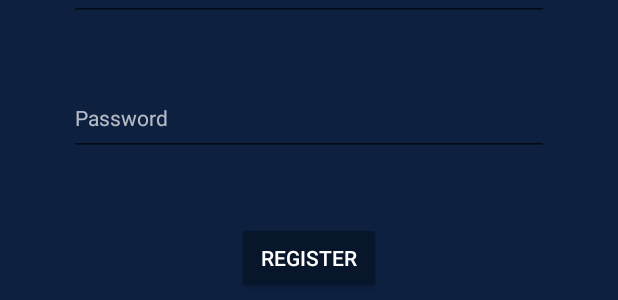
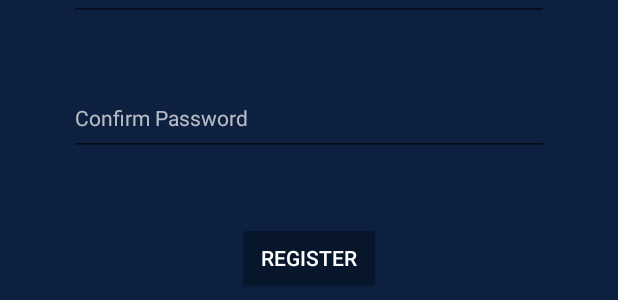
Before and after one commit to maldo31/Star, an Android app: the layout activity_register.xml on its own in the app's theme, with its tools: preview values and no code run, on a phone screen of 412 x 824 dp. Shown: the part 510-810 px from the top of the screen. Run offline under Robolectric (Android 15) with nearby library versions, the phone set to English and light mode, and no system bars.

Commit message:
Confirm password hint changed

```diff
--- a/app/src/main/res/layout/activity_register.xml
+++ b/app/src/main/res/layout/activity_register.xml
@@ -83,7 +83,7 @@
         android:layout_marginEnd="42dp"
         style="@style/MyEditText"
         android:ems="10"
-        android:hint="Password"
+        android:hint="Confirm Password"
         android:inputType="textPassword"
         app:layout_constraintEnd_toEndOf="parent"
         app:layout_constraintStart_toStartOf="parent"
```
